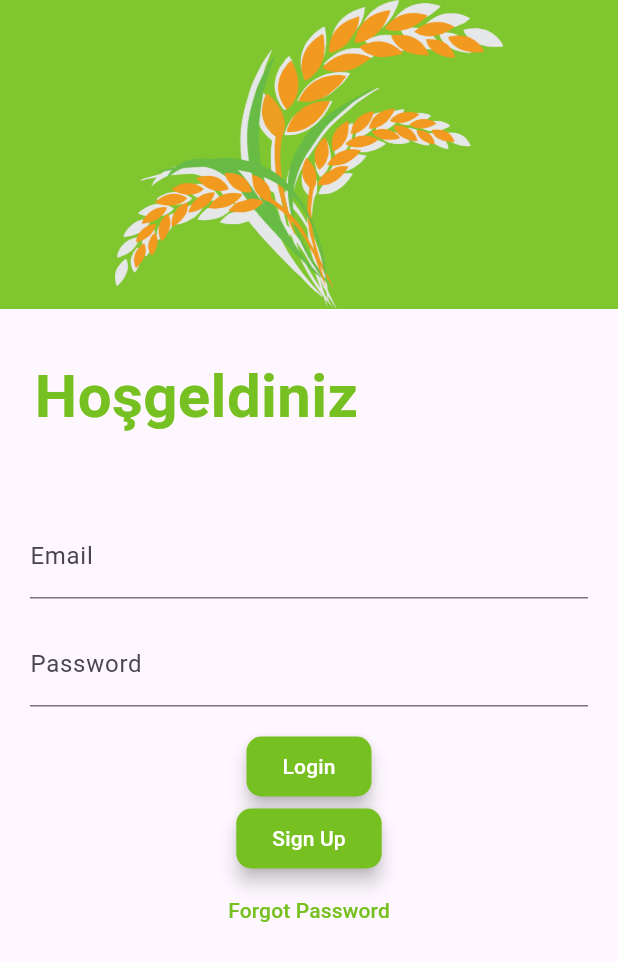
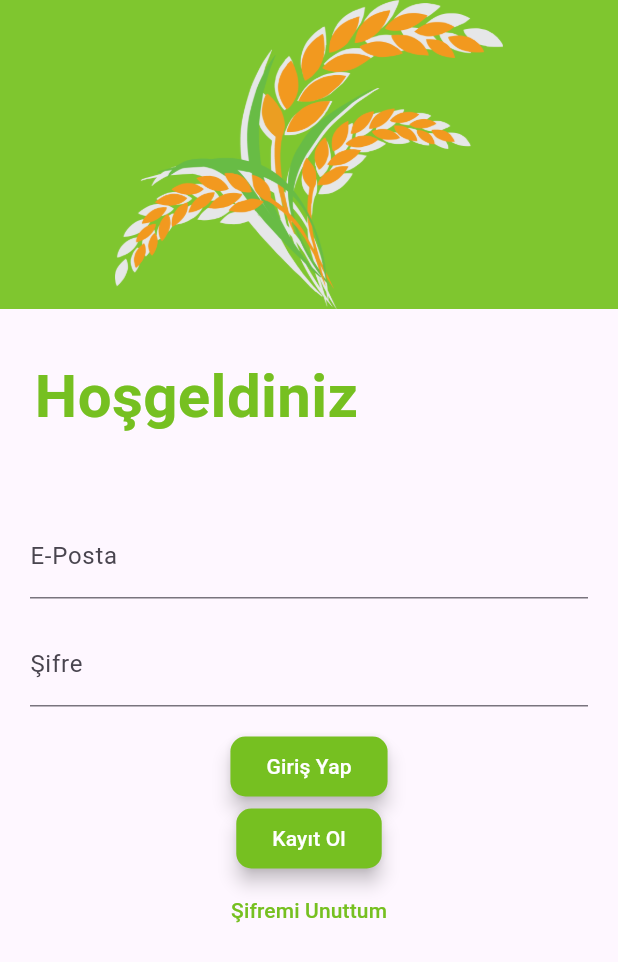
Before and after one commit to keremkahramann/T-VAC, a Flutter app: the screen it shows after launch, on a phone screen of 412 x 824 dp. Shown: the top 962 px of the screen. Run offline on Flutter 3.47's test engine with Material 3 defaults, Android fonts, the phone set to English and light mode, and no system bars; our stand-ins replace firebase_auth, firebase_core, get, quickalert; accounts and stored records are empty.

Commit message:
Login, Sign-Up and Reset Password Exception Handling

```diff
--- a/t_vac/lib/auth/login.dart
+++ b/t_vac/lib/auth/login.dart
@@ -41,7 +41,7 @@ class _LoginScreenState extends State<LoginScreen> {
                 image: AssetImage("lib/images/bugday1.png"),
                 fit: BoxFit.contain)),
       ),
-      Padding(
+      const Padding(
           padding: EdgeInsets.only(top: 30, right: 150),
           child: Text(
             "Hoşgeldiniz",
@@ -57,7 +57,7 @@ class _LoginScreenState extends State<LoginScreen> {
             TextField(
               controller: emailController,
               decoration: const InputDecoration(
-                  labelText: 'Email',
+                  labelText: 'E-Posta',
                   focusedBorder: UnderlineInputBorder(
                       borderSide: BorderSide(
                           color: Color.fromARGB(255, 118, 192, 33)))),
@@ -66,7 +66,7 @@ class _LoginScreenState extends State<LoginScreen> {
             TextField(
               controller: passwordController,
               decoration: const InputDecoration(
-                  labelText: 'Password',
+                  labelText: 'Şifre',
                   focusedBorder: UnderlineInputBorder(
                       borderSide: BorderSide(
                           color: Color.fromARGB(255, 118, 192, 33)))),
@@ -90,18 +90,22 @@ class _LoginScreenState extends State<LoginScreen> {
                   } on FirebaseAuthException catch (e) {
                     if (e.code == 'user-not-found') {
                       ScaffoldMessenger.of(context).showSnackBar(const SnackBar(
-                        content: Text('User not found. Please register.'),
+                        content:
+                            Text('Kullanıcı bulunamadı.Lütfen kayıt olunuz.'),
                         duration: Duration(seconds: 3),
                       ));
-                    } else if (e.code == 'wrong-password') {
+                    } else if (e.code == 'wrong-password' ||
+                        passwordController.text == "") {
                       ScaffoldMessenger.of(context).showSnackBar(const SnackBar(
-                        content: Text('Wrong password. Please try again.'),
+                        content: Text('Şifre yanlış.Lütfen tekrar deneyiniz.'),
                         duration: Duration(seconds: 3),
                       ));
-                    } else if (e.code == 'invalid-email') {
+                    } else if (e.code == 'invalid-email' ||
+                        e.email == null ||
+                        e.email == "") {
                       ScaffoldMessenger.of(context).showSnackBar(
                         const SnackBar(
-                          content: Text('Invalid email address.'),
+                          content: Text('Geçerli bir E-posta adresi giriniz.'),
                           duration: Duration(seconds: 3),
                         ),
                       );
@@ -134,7 +138,7 @@ class _LoginScreenState extends State<LoginScreen> {
                     borderRadius: BorderRadius.circular(10),
                   ),
                 ),
-                child: const Text('Login')),
+                child: const Text('Giriş Yap')),
             ElevatedButton(
                 onPressed: () {
                   Navigator.pushNamed(context, '/signup');
@@ -147,13 +151,13 @@ class _LoginScreenState extends State<LoginScreen> {
                     borderRadius: BorderRadius.circular(10),
                   ),
                 ),
-                child: const Text('Sign Up')),
+                child: const Text('Kayıt Ol')),
             TextButton(
                 onPressed: () {
                   showEmailDialog(context);
                 },
                 child: const Text(
-                  'Forgot Password',
+                  'Şifremi Unuttum',
                   style: TextStyle(
                     color: Color.fromARGB(255, 118, 192, 33),
                   ),
```
Also changed, not shown: t_vac/lib/auth/authWidgets/reset_password.dart (+21 -15 lines), t_vac/lib/auth/signup.dart (+12 -5 lines).
